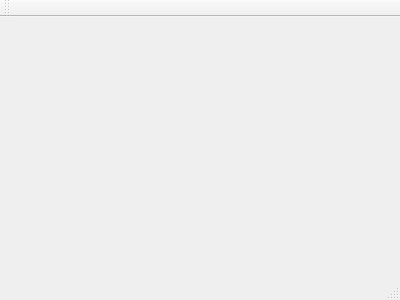
The window that Chess/mainwindow.ui (Alex-BusNet/Chess) describes before a commit, drawn with Qt 5.
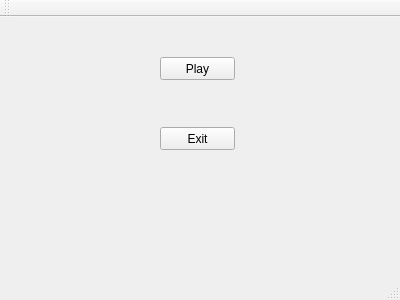
The same window after the commit.

Diff of the .ui file:
```diff
--- a/Chess/mainwindow.ui
+++ b/Chess/mainwindow.ui
@@ -12,13 +12,55 @@
   <property name="windowTitle" >
    <string>MainWindow</string>
   </property>
-  <widget class="QMenuBar" name="menuBar" />
-  <widget class="QToolBar" name="mainToolBar" />
-  <widget class="QWidget" name="centralWidget" />
-  <widget class="QStatusBar" name="statusBar" />
+  <widget class="QWidget" name="centralWidget">
+   <widget class="QPushButton" name="play">
+    <property name="geometry">
+     <rect>
+      <x>160</x>
+      <y>40</y>
+      <width>75</width>
+      <height>23</height>
+     </rect>
+    </property>
+    <property name="text">
+     <string>Play</string>
+    </property>
+   </widget>
+   <widget class="QPushButton" name="exit">
+    <property name="geometry">
+     <rect>
+      <x>160</x>
+      <y>110</y>
+      <width>75</width>
+      <height>23</height>
+     </rect>
+    </property>
+    <property name="text">
+     <string>Exit</string>
+    </property>
+   </widget>
+  </widget>
+  <widget class="QMenuBar" name="menuBar">
+   <property name="geometry">
+    <rect>
+     <x>0</x>
+     <y>0</y>
+     <width>400</width>
+     <height>21</height>
+    </rect>
+   </property>
+  </widget>
+  <widget class="QToolBar" name="mainToolBar">
+   <attribute name="toolBarArea">
+    <enum>TopToolBarArea</enum>
+   </attribute>
+   <attribute name="toolBarBreak">
+    <bool>false</bool>
+   </attribute>
+  </widget>
+  <widget class="QStatusBar" name="statusBar"/>
  </widget>
- <layoutDefault spacing="6" margin="11" />
- <pixmapfunction></pixmapfunction>
+ <layoutdefault spacing="6" margin="11"/>
  <resources/>
  <connections/>
 </ui>
```
Left out of the diff: 7 changed lines with no effect on the pictures.
